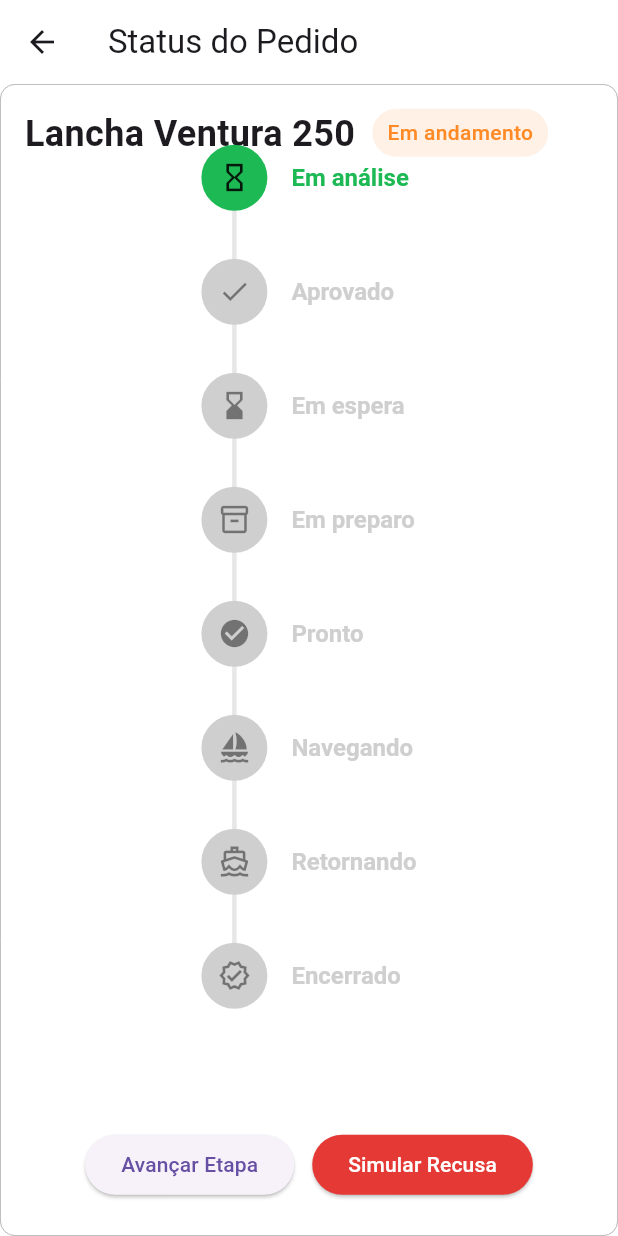
After one commit to MarinaPI-S5/frontend, a Flutter app: the PedidoProgressPage screen opened directly with sample values from the repository, on a phone screen of 412 x 824 dp. The commit adds this screen. Run offline on Flutter 3.47's test engine with Material 3 defaults, Android fonts, the phone set to English and light mode, and no system bars; our stand-ins replace dio, font_awesome_flutter, mask_text_input_formatter.

Commit message:
Criação da tela de status de pedido, atualização na classe pedido e criação de botão deslizante

```diff
--- /dev/null
+++ b/lib/models/etapaStatus.dart
@@ -0,0 +1,25 @@
+import 'package:flutter/material.dart';
+
+enum StatusPedido {
+  emAnalise,
+  aprovado,
+  emEspera,
+  emPreparo,
+  pronto,
+  navegando,
+  retornando,
+  encerrado,
+  recusado,
+}
+
+class EtapaStatus {
+  final StatusPedido status;
+  final String titulo;
+  final IconData icone;
+
+  const EtapaStatus({
+    required this.status,
+    required this.titulo,
+    required this.icone,
+  });
+}
--- a/lib/models/pedido.dart
+++ b/lib/models/pedido.dart
@@ -1,18 +1,17 @@
 import 'package:frontend/models/embarcacao.dart';
 import 'package:intl/intl.dart';
 
-class Pedido {
-  String embarcacao;
+class Pedido extends Embarcacao {
   String responsavel;
-  String dono;
   int qtdItens;
   double valor;
   DateTime horarioBrutoPedido;
 
   Pedido({
-    required this.embarcacao,
+    required super.embarcacao,
+    required super.dono,
+    required super.telefone,
     required this.responsavel,
-    required this.dono,
     required this.qtdItens,
     required this.valor,
     required this.horarioBrutoPedido,
@@ -24,6 +23,7 @@ class Pedido {
       symbol: 'R\$',
       decimalDigits: 0,
     );
+
     return formatador.format(valor);
   }
 
@@ -32,13 +32,13 @@ class Pedido {
 
     return formatador.format(horarioBrutoPedido);
   }
-}
 
-final List<Pedido> listaPedidosMock = [
+  static final List<Pedido> listaPedidosMock = [
     Pedido(
       embarcacao: listaEmbarcacoesMock[0].embarcacao,
       responsavel: 'Carlos Henrique',
       dono: listaEmbarcacoesMock[0].dono,
+      telefone: listaEmbarcacoesMock[0].telefone,
       qtdItens: 3,
       valor: 1250.00,
       horarioBrutoPedido: DateTime(2026, 10, 13, 8, 30),
@@ -47,6 +47,7 @@ final List<Pedido> listaPedidosMock = [
       embarcacao: listaEmbarcacoesMock[1].embarcacao,
       responsavel: 'Mariana Costa',
       dono: listaEmbarcacoesMock[1].dono,
+      telefone: listaEmbarcacoesMock[1].telefone,
       qtdItens: 2,
       valor: 850.00,
       horarioBrutoPedido: DateTime(2026, 10, 13, 9, 15),
@@ -55,6 +56,7 @@ final List<Pedido> listaPedidosMock = [
       embarcacao: listaEmbarcacoesMock[2].embarcacao,
       responsavel: 'André Martins',
       dono: listaEmbarcacoesMock[2].dono,
+      telefone: listaEmbarcacoesMock[2].telefone,
       qtdItens: 5,
       valor: 3200.00,
       horarioBrutoPedido: DateTime(2026, 10, 13, 10, 45),
@@ -63,6 +65,7 @@ final List<Pedido> listaPedidosMock = [
       embarcacao: listaEmbarcacoesMock[3].embarcacao,
       responsavel: 'Lucas Ferreira',
       dono: listaEmbarcacoesMock[3].dono,
+      telefone: listaEmbarcacoesMock[3].telefone,
       qtdItens: 1,
       valor: 450.00,
       horarioBrutoPedido: DateTime(2026, 10, 12, 14, 20),
@@ -71,6 +74,7 @@ final List<Pedido> listaPedidosMock = [
       embarcacao: listaEmbarcacoesMock[4].embarcacao,
       responsavel: 'Juliana Mendes',
       dono: listaEmbarcacoesMock[4].dono,
+      telefone: listaEmbarcacoesMock[4].telefone,
       qtdItens: 4,
       valor: 2180.00,
       horarioBrutoPedido: DateTime(2026, 10, 12, 16, 10),
@@ -79,6 +83,7 @@ final List<Pedido> listaPedidosMock = [
       embarcacao: listaEmbarcacoesMock[5].embarcacao,
       responsavel: 'Pedro Henrique',
       dono: listaEmbarcacoesMock[5].dono,
+      telefone: listaEmbarcacoesMock[5].telefone,
       qtdItens: 2,
       valor: 1750.00,
       horarioBrutoPedido: DateTime(2026, 10, 11, 11, 5),
@@ -87,6 +92,7 @@ final List<Pedido> listaPedidosMock = [
       embarcacao: listaEmbarcacoesMock[6].embarcacao,
       responsavel: 'Gabriel Santos',
       dono: listaEmbarcacoesMock[6].dono,
+      telefone: listaEmbarcacoesMock[6].telefone,
       qtdItens: 6,
       valor: 4850.00,
       horarioBrutoPedido: DateTime(2026, 10, 10, 13, 40),
@@ -95,6 +101,7 @@ final List<Pedido> listaPedidosMock = [
       embarcacao: listaEmbarcacoesMock[7].embarcacao,
       responsavel: 'Camila Rocha',
       dono: listaEmbarcacoesMock[7].dono,
+      telefone: listaEmbarcacoesMock[7].telefone,
       qtdItens: 3,
       valor: 920.00,
       horarioBrutoPedido: DateTime(2026, 10, 9, 9, 50),
@@ -103,6 +110,7 @@ final List<Pedido> listaPedidosMock = [
       embarcacao: listaEmbarcacoesMock[8].embarcacao,
       responsavel: 'Felipe Carvalho',
       dono: listaEmbarcacoesMock[8].dono,
+      telefone: listaEmbarcacoesMock[8].telefone,
       qtdItens: 2,
       valor: 1450.00,
       horarioBrutoPedido: DateTime(2026, 10, 8, 15, 25),
@@ -111,8 +119,10 @@ final List<Pedido> listaPedidosMock = [
       embarcacao: listaEmbarcacoesMock[9].embarcacao,
       responsavel: 'Rafael Gomes',
       dono: listaEmbarcacoesMock[9].dono,
+      telefone: listaEmbarcacoesMock[9].telefone,
       qtdItens: 7,
       valor: 5600.00,
       horarioBrutoPedido: DateTime(2026, 10, 7, 8, 5),
     ),
   ];
+}
--- a/lib/views/pages/filaAvaliacao_page.dart
+++ b/lib/views/pages/filaAvaliacao_page.dart
@@ -3,7 +3,7 @@ import 'package:frontend/models/pedido.dart';
 import 'package:frontend/views/widgets/pedidoCard.dart';
 
 class FilaavaliacaoPage extends StatelessWidget {
-  const new({super.key});
+  const FilaavaliacaoPage({super.key});
 
   @override
   Widget build(BuildContext context) {
@@ -16,9 +16,9 @@ class FilaavaliacaoPage extends StatelessWidget {
           child: Padding(
             padding: const EdgeInsets.all(8.0),
             child: ListView.builder(
-              itemCount: listaPedidosMock.length,
+              itemCount: Pedido.listaPedidosMock.length,
               itemBuilder: (context, index) {
-                final pedidoAtual = listaPedidosMock[index];
+                final pedidoAtual = Pedido.listaPedidosMock[index];
                 return Padding(
                   padding: const EdgeInsets.only(bottom: 30),
                   child: Center(child: PedidoCard(pedido: pedidoAtual)),
--- a/lib/views/pages/filaPedidos_page.dart
+++ b/lib/views/pages/filaPedidos_page.dart
@@ -3,7 +3,7 @@ import 'package:frontend/models/pedido.dart';
 import 'package:frontend/views/widgets/pedidoCard.dart';
 
 class Filapedidos extends StatelessWidget {
-  const new({super.key});
+  const Filapedidos({super.key});
 
   @override
   Widget build(BuildContext context) {
@@ -16,9 +16,9 @@ class Filapedidos extends StatelessWidget {
           child: Padding(
             padding: const EdgeInsets.all(8.0),
             child: ListView.builder(
-              itemCount: listaPedidosMock.length,
+              itemCount: Pedido.listaPedidosMock.length,
               itemBuilder: (context, index) {
-                final pedidoAtual = listaPedidosMock[index];
+                final pedidoAtual = Pedido.listaPedidosMock[index];
                 return Padding(
                   padding: const EdgeInsets.only(bottom: 30),
                   child: Center(child: PedidoCard(pedido: pedidoAtual)),
--- /dev/null
+++ b/lib/views/pages/pedidoProgress_page.dart
@@ -0,0 +1,162 @@
+import 'package:flutter/material.dart';
+import 'package:frontend/models/etapaStatus.dart';
+import 'package:frontend/models/pedido.dart';
+import 'package:frontend/views/widgets/slideButton.dart';
+import 'package:frontend/views/widgets/barraProgressoVertical.dart';
+import 'package:frontend/views/widgets/statusBadge.dart';
+
+class PedidoProgressPage extends StatefulWidget {
+  final Pedido pedido;
+
+  const PedidoProgressPage({super.key, required this.pedido});
+
+  @override
+  State<PedidoProgressPage> createState() => _PedidoProgressPageState();
+}
+
+class _PedidoProgressPageState extends State<PedidoProgressPage> {
+  StatusPedido _statusAtual = StatusPedido.emAnalise;
+
+  final List<StatusPedido> _fluxoNormal = [
+    StatusPedido.emAnalise,
+    StatusPedido.aprovado,
+    StatusPedido.emEspera,
+    StatusPedido.emPreparo,
+    StatusPedido.pronto,
+    StatusPedido.navegando,
+    StatusPedido.retornando,
+    StatusPedido.encerrado,
+  ];
+
+  void _avancarFluxo() {
+    if (_statusAtual == StatusPedido.recusado ||
+        _statusAtual == StatusPedido.encerrado) {
+      setState(() => _statusAtual = StatusPedido.emAnalise);
+      return;
+    }
+
+    final int idx = _fluxoNormal.indexOf(_statusAtual);
+
+    if (idx < _fluxoNormal.length - 1) {
+      setState(() => _statusAtual = _fluxoNormal[idx + 1]);
+    }
+  }
+
+  void _iniciarPasseio() {
+    setState(() {
+      _statusAtual = StatusPedido.navegando;
+    });
+  }
+
+  void _retornarPasseio() {
+    setState(() {
+      _statusAtual = StatusPedido.retornando;
+    });
+  }
+
+  @override
+  Widget build(BuildContext context) {
+    return Scaffold(
+      backgroundColor: Colors.white,
+      appBar: AppBar(
+        title: const Text('Status do Pedido'),
+        backgroundColor: Colors.white,
+      ),
+      body: Center(
+        child: InkWell(
+          borderRadius: BorderRadius.circular(10),
+          child: ConstrainedBox(
+            constraints: const BoxConstraints(maxWidth: 600, maxHeight: 850),
+            child: Container(
+              decoration: BoxDecoration(
+                color: Colors.white,
+                border: Border.all(color: Colors.grey, width: 0.5),
+                borderRadius: BorderRadius.circular(10),
+              ),
+              padding: const EdgeInsets.all(16),
+              child: Stack(
+                children: [
+                  Text(
+                    widget.pedido.embarcacao,
+                    style: const TextStyle(
+                      fontSize: 24,
+                      fontWeight: FontWeight.bold,
+                    ),
+                  ),
+                  Positioned(
+                    right: 30,
+                    child: StatusBadge(
+                      concluido:
+                          _statusAtual == StatusPedido.encerrado ||
+                          _statusAtual == StatusPedido.recusado,
+                    ),
+                  ),
+                  Center(
+                    child: SingleChildScrollView(
+                      padding: const EdgeInsets.all(24),
+                      child: Column(
+                        mainAxisAlignment: MainAxisAlignment.center,
+                        children: [
+                          TimelineStatusVertical(statusAtual: _statusAtual),
+                          const SizedBox(height: 40),
+                          if (_statusAtual == StatusPedido.pronto)
+                            SlideButton(
+                              key: const ValueKey('iniciar'),
+                              text: 'Deslize para iniciar passeio',
+                              color: Colors.green,
+                              icon: Icons.directions_boat,
+                              onSubmit: _iniciarPasseio,
+                            ),
+
+                          if (_statusAtual == StatusPedido.navegando)
+                            SlideButton(
+                              key: const ValueKey('retornar'),
+                              text: 'Deslize para retornar',
+                              color: Colors.orange,
+                              backgroundColor: const Color(0xFFFFF0DC),
+                              icon: Icons.keyboard_return,
+                              onSubmit: _retornarPasseio,
+                            ),
+                          const SizedBox(height: 40),
+
+                          Wrap(
+                            spacing: 12,
+                            runSpacing: 12,
+                            alignment: WrapAlignment.center,
+                            children: [
+                              ElevatedButton(
+                                onPressed: _avancarFluxo,
+                                child: Text(
+                                  _statusAtual == StatusPedido.recusado ||
+                                          _statusAtual == StatusPedido.encerrado
+                                      ? 'Reiniciar Análise'
+                                      : 'Avançar Etapa',
+                                ),
+                              ),
+                              ElevatedButton(
+                                style: ElevatedButton.styleFrom(
+                                  backgroundColor: Colors.red.shade600,
+                                  foregroundColor: Colors.white,
+                                ),
+                                onPressed: () {
+                                  setState(
+                                    () => _statusAtual = StatusPedido.recusado,
+                                  );
+                                },
+                                child: const Text('Simular Recusa'),
+                              ),
+                            ],
+                          ),
+                        ],
+                      ),
+                    ),
+                  ),
+                ],
+              ),
+            ),
+          ),
+        ),
+      ),
+    );
+  }
+}
--- /dev/null
+++ b/lib/views/widgets/barraProgressoVertical.dart
@@ -0,0 +1,174 @@
+import 'package:flutter/material.dart';
+import 'package:frontend/models/etapaStatus.dart';
+
+class TimelineStatusVertical extends StatelessWidget {
+  final StatusPedido statusAtual;
+  final Color corAtiva;
+  final Color corInativa;
+  final Color corRecusado;
+  final double tamanhoCirculo;
+  final double espacamentoVertical;
+
+  const TimelineStatusVertical({
+    super.key,
+    required this.statusAtual,
+    this.corAtiva = const Color(0xFF1DB954),
+    this.corInativa = const Color.fromARGB(255, 207, 207, 207),
+    this.corRecusado = const Color(0xFFE53935),
+    this.tamanhoCirculo = 44.0,
+    this.espacamentoVertical = 32.0,
+  });
+
+  List<EtapaStatus> _obterEtapasVisiveis() {
+    final bool isRecusado = statusAtual == StatusPedido.recusado;
+
+    return [
+      const EtapaStatus(
+        status: StatusPedido.emAnalise,
+        titulo: 'Em análise',
+        icone: Icons.hourglass_empty,
+      ),
+      if (isRecusado)
+        const EtapaStatus(
+          status: StatusPedido.recusado,
+          titulo: 'Recusado',
+          icone: Icons.close,
+        )
+      else ...[
+        const EtapaStatus(
+          status: StatusPedido.aprovado,
+          titulo: 'Aprovado',
+          icone: Icons.check,
+        ),
+        const EtapaStatus(
+          status: StatusPedido.emEspera,
+          titulo: 'Em espera',
+          icone: Icons.hourglass_bottom,
+        ),
+        const EtapaStatus(
+          status: StatusPedido.emPreparo,
+          titulo: 'Em preparo',
+          icone: Icons.inventory_2_outlined,
+        ),
+
+        const EtapaStatus(
+          status: StatusPedido.pronto,
+          titulo: 'Pronto',
+          icone: Icons.check_circle,
+        ),
+        const EtapaStatus(
+          status: StatusPedido.navegando,
+          titulo: 'Navegando',
+          icone: Icons.sailing,
+        ),
+        const EtapaStatus(
+          status: StatusPedido.retornando,
+          titulo: 'Retornando',
+          icone: Icons.directions_boat_outlined,
+        ),
+        const EtapaStatus(
+          status: StatusPedido.encerrado,
+          titulo: 'Encerrado',
+          icone: Icons.verified_outlined,
+        ),
+      ],
+    ];
+  }
+
+  @override
+  Widget build(BuildContext context) {
+    final etapasVisiveis = _obterEtapasVisiveis();
+    final int indiceAtual = etapasVisiveis
+        .indexWhere((e) => e.status == statusAtual)
+        .clamp(0, etapasVisiveis.length - 1);
+
+    final double alturaPasso = tamanhoCirculo + espacamentoVertical;
+    final double alturaTotalLinha = alturaPasso * (etapasVisiveis.length - 1);
+    final double alturaPreenchida = alturaPasso * indiceAtual;
+
+    final bool isRecusado = statusAtual == StatusPedido.recusado;
+    final Color corLinhaAtiva = isRecusado ? corRecusado : corAtiva;
+
+    return Stack(
+      children: [
+        Positioned(
+          left: (tamanhoCirculo / 2) - 1.5,
+          top: tamanhoCirculo / 2,
+          child: Container(
+            width: 3,
+            height: alturaTotalLinha,
+            color: corInativa.withOpacity(0.5),
+          ),
+        ),
+        Positioned(
+          left: (tamanhoCirculo / 2) - 1.5,
+          top: tamanhoCirculo / 2,
+          child: AnimatedContainer(
+            duration: const Duration(milliseconds: 500),
+            curve: Curves.easeInOut,
+            width: 3,
+            height: alturaPreenchida,
+            color: corLinhaAtiva,
+          ),
+        ),
+
+        Column(
+          mainAxisSize: MainAxisSize.min,
+          crossAxisAlignment: CrossAxisAlignment.start,
+          children: List.generate(etapasVisiveis.length, (index) {
+            final etapa = etapasVisiveis[index];
+            final bool isUltimo = index == etapasVisiveis.length - 1;
+            final bool isAlcancado = index <= indiceAtual;
+            final bool isEtapaRecusada = etapa.status == StatusPedido.recusado;
+
+            Color corItem;
+            if (isEtapaRecusada) {
+              corItem = corRecusado;
+            } else if (isAlcancado) {
+              corItem = corAtiva;
+            } else {
+              corItem = corInativa;
+            }
+
+            return Padding(
+              padding: EdgeInsets.only(
+                bottom: isUltimo ? 0 : espacamentoVertical,
+              ),
+              child: Row(
+                mainAxisSize: MainAxisSize.min,
+                children: [
+                  AnimatedContainer(
+                    duration: const Duration(milliseconds: 400),
+                    width: tamanhoCirculo,
+                    height: tamanhoCirculo,
+                    decoration: BoxDecoration(
+                      color: corItem,
+                      shape: BoxShape.circle,
+                    ),
+                    child: Icon(
+                      etapa.icone,
+                      size: 22,
+                      color: isEtapaRecusada
+                          ? Colors.white
+                          : (isAlcancado ? Colors.black87 : Colors.black45),
+                    ),
+                  ),
+                  const SizedBox(width: 16),
+                  AnimatedDefaultTextStyle(
+                    duration: const Duration(milliseconds: 400),
+                    style: TextStyle(
+                      fontSize: 16,
+                      fontWeight: FontWeight.bold,
+                      color: corItem,
+                    ),
+                    child: Text(etapa.titulo),
+                  ),
+                ],
+              ),
+            );
+          }),
+        ),
+      ],
+    );
+  }
+}
--- /dev/null
+++ b/lib/views/widgets/slideButton.dart
@@ -0,0 +1,100 @@
+import 'package:flutter/material.dart';
+
+class SlideButton extends StatefulWidget {
+  final String text;
+  final Color color;
+  final Color backgroundColor;
+  final IconData icon;
+  final VoidCallback onSubmit;
+
+  const SlideButton({
+    super.key,
+    required this.text,
+    required this.onSubmit,
+    this.color = Colors.green,
+    this.backgroundColor = const Color(0xFFE8F2EC),
+    this.icon = Icons.chevron_right,
+  });
+
+  @override
+  State<SlideButton> createState() => _SlideButtonState();
+}
+
+class _SlideButtonState extends State<SlideButton> {
+  double _position = 0;
+
+  final double _thumbSize = 54;
+  final double _padding = 4;
+
+  void _onDragUpdate(DragUpdateDetails details, double maxPosition) {
+    setState(() {
+      _position = (_position + details.delta.dx).clamp(0.0, maxPosition);
+    });
+  }
+
+  void _onDragEnd(double maxPosition) {
+    if (_position >= maxPosition * 0.8) {
+      widget.onSubmit();
+    } else {
+      setState(() {
+        _position = 0;
+      });
+    }
+  }
+
+  @override
+  Widget build(BuildContext context) {
+    return SizedBox(
+      height: 64,
+      width: double.infinity,
+      child: LayoutBuilder(
+        builder: (context, constraints) {
+          final maxPosition =
+              constraints.maxWidth - _thumbSize - (_padding * 2);
+
+          return Container(
+            decoration: BoxDecoration(
+              color: widget.backgroundColor,
+              borderRadius: BorderRadius.circular(40),
+            ),
+            child: Stack(
+              alignment: Alignment.center,
+              children: [
+                Center(
+                  child: Text(
+                    widget.text,
+                    style: TextStyle(
+                      color: widget.color,
+                      fontWeight: FontWeight.bold,
+                    ),
+                  ),
+                ),
+
+                AnimatedPositioned(
+                  duration: const Duration(milliseconds: 200),
+                  curve: Curves.easeOut,
+                  left: _padding + _position,
+                  top: _padding,
+                  child: GestureDetector(
+                    onHorizontalDragUpdate: (details) =>
+                        _onDragUpdate(details, maxPosition),
+                    onHorizontalDragEnd: (_) => _onDragEnd(maxPosition),
+                    child: Container(
+                      width: _thumbSize,
+                      height: _thumbSize,
+                      decoration: BoxDecoration(
+                        color: widget.color,
+                        shape: BoxShape.circle,
+                      ),
+                      child: Icon(widget.icon, color: Colors.white, size: 32),
+                    ),
+                  ),
+                ),
+              ],
+            ),
+          );
+        },
+      ),
+    );
+  }
+}
```
Lines whose indentation alone changed are shown as unchanged.
